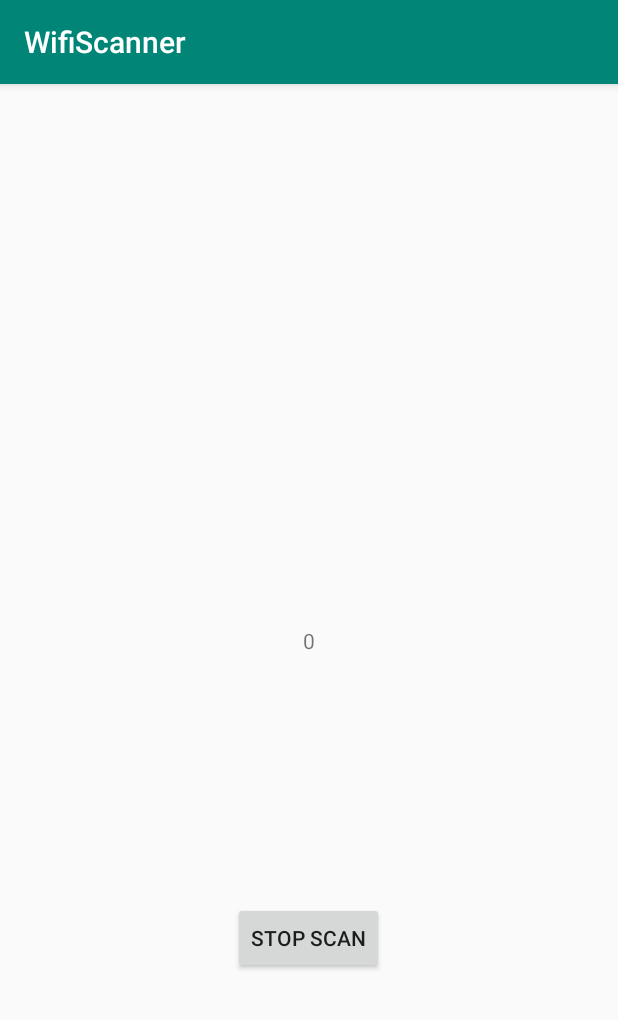
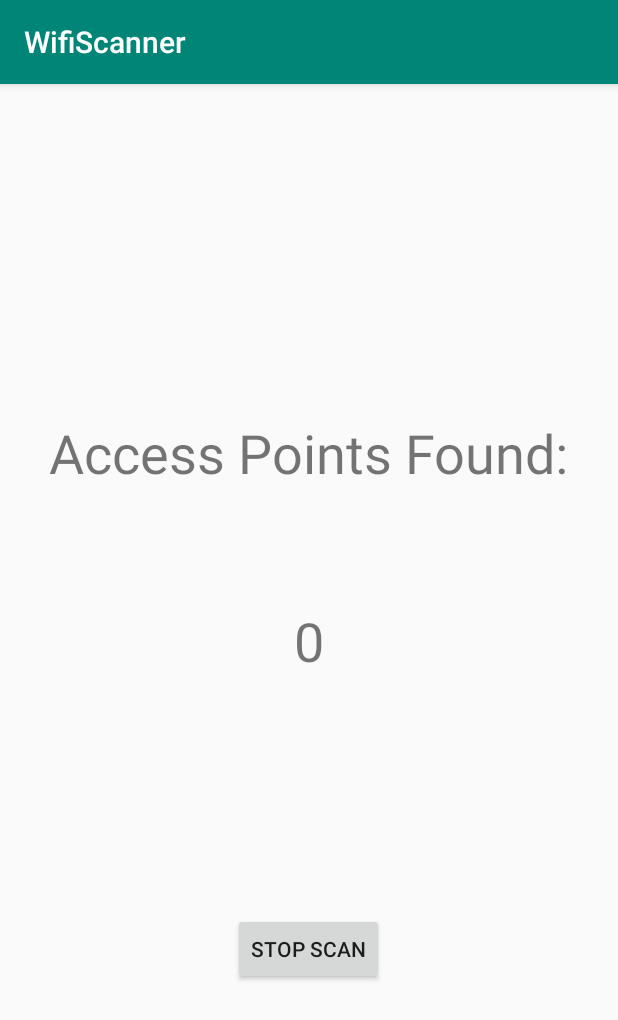
Before and after one commit to jjlee-22/WifiScanner, an Android app: the screen it shows after launch (WarDriveActivity), after a tap on "START WARDRIVING", on a phone screen of 412 x 824 dp. Shown: the top 1020 px of the screen. Run offline under Robolectric (Android 15) with nearby library versions, the phone set to English and light mode, and no system bars.

Commit message:
ui changes

```diff
--- a/app/src/main/java/com/example/wifiscanner/MainActivity.java
+++ b/app/src/main/java/com/example/wifiscanner/MainActivity.java
@@ -52,13 +52,7 @@ public class MainActivity extends AppCompatActivity implements Serializable {
 
         // Initializes the button to "listen" for the user to tap on the button
         // Switches to the MapsActivity class
-        buttonPlot = findViewById(R.id.plotBtn);    // Sets buttonPlot to be bound to the UI plotBtn element specified on the XML file
-        buttonPlot.setOnClickListener(new View.OnClickListener() {
-            @Override
-            public void onClick(View view) {
-                launchMapsActivity();
-            }
-        });
+
 
         buttonWar = findViewById(R.id.warBtn);
         buttonWar.setOnClickListener(new View.OnClickListener() {
--- a/app/src/main/res/layout/activity_war_drive.xml
+++ b/app/src/main/res/layout/activity_war_drive.xml
@@ -16,6 +16,7 @@
         android:layout_marginEnd="176dp"
         android:layout_marginRight="176dp"
         android:layout_marginBottom="369dp"
+        android:textSize="36sp"
         app:layout_constraintBottom_toBottomOf="parent"
         app:layout_constraintEnd_toEndOf="parent"
         app:layout_constraintStart_toStartOf="parent"
@@ -37,4 +38,21 @@
         app:layout_constraintStart_toStartOf="parent"
         app:layout_constraintTop_toBottomOf="@+id/counterText" />
 
+    <TextView
+        android:id="@+id/textView"
+        android:layout_width="wrap_content"
+        android:layout_height="wrap_content"
+        android:layout_marginStart="31dp"
+        android:layout_marginLeft="31dp"
+        android:layout_marginTop="207dp"
+        android:layout_marginEnd="31dp"
+        android:layout_marginRight="31dp"
+        android:layout_marginBottom="269dp"
+        android:text="Access Points Found:"
+        android:textSize="36sp"
+        app:layout_constraintBottom_toTopOf="@+id/plotBtn"
+        app:layout_constraintEnd_toEndOf="parent"
+        app:layout_constraintStart_toStartOf="parent"
+        app:layout_constraintTop_toTopOf="parent" />
+
 </android.support.constraint.ConstraintLayout>
```
Also changed, not shown: app/src/main/res/layout/activity_main.xml (+1 -16 lines).
